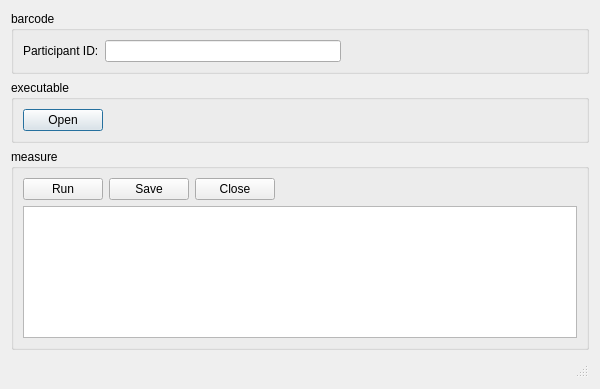
Qt form src/prototype/Frax/MainWindow.ui (inglis-dl/cypress) before a commit.
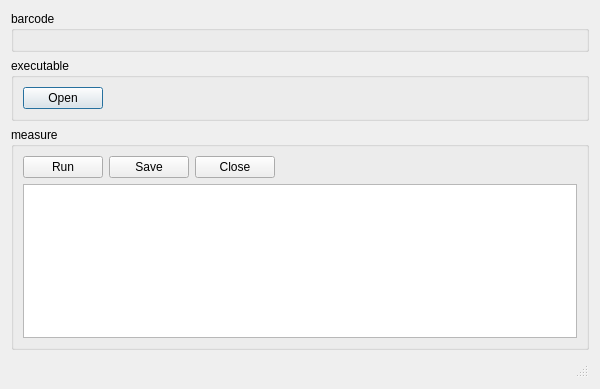
The same form after that commit. Custom widgets are drawn as their Qt base class.

Commit message: WIP: impl barcode widget - adding a barcode widget

Patch:
```diff
--- a/src/prototype/Frax/MainWindow.ui
+++ b/src/prototype/Frax/MainWindow.ui
@@ -33,46 +33,7 @@
      </property>
      <layout class="QHBoxLayout" name="horizontalLayout">
       <item>
-       <widget class="QLabel" name="iDlabel">
-        <property name="text">
-         <string>Participant ID:</string>
-        </property>
-        <property name="buddy">
-         <cstring>barcodeLineEdit</cstring>
-        </property>
-       </widget>
-      </item>
-      <item>
-       <widget class="QLineEdit" name="barcodeLineEdit">
-        <property name="inputMask">
-         <string/>
-        </property>
-        <property name="text">
-         <string/>
-        </property>
-        <property name="maxLength">
-         <number>32767</number>
-        </property>
-        <property name="cursorPosition">
-         <number>0</number>
-        </property>
-        <property name="clearButtonEnabled">
-         <bool>true</bool>
-        </property>
-       </widget>
-      </item>
-      <item>
-       <spacer name="horizontalSpacer">
-        <property name="orientation">
-         <enum>Qt::Horizontal</enum>
-        </property>
-        <property name="sizeHint" stdset="0">
-         <size>
-          <width>80</width>
-          <height>20</height>
-         </size>
-        </property>
-       </spacer>
+       <widget class="BarcodeWidget" name="barcodeWidget" native="true"/>
       </item>
      </layout>
     </widget>
@@ -167,6 +128,17 @@
    </item>
   </layout>
  </widget>
+ <customwidgets>
+  <customwidget>
+   <class>BarcodeWidget</class>
+   <extends>QWidget</extends>
+   <header>../../widgets/BarcodeWidget.h</header>
+   <container>1</container>
+  </customwidget>
+ </customwidgets>
+ <includes>
+  <include location="local">../../widgets/BarcodeWidget.h</include>
+ </includes>
  <resources/>
  <connections/>
 </ui>
```
The commit also changes 50 other files.
